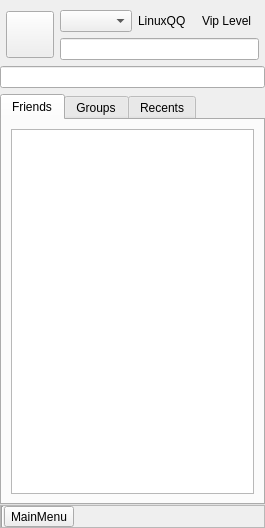
This is src/ui/mainwindow.ui in zhanlangsir/Qtqq as Qt 5 draws it before an edit. The edited form follows.
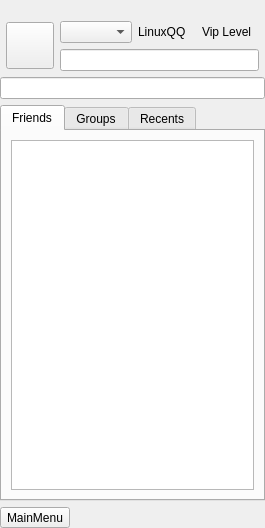
This is the edited form.

The edit to the form file:
```diff
--- a/src/ui/mainwindow.ui
+++ b/src/ui/mainwindow.ui
@@ -29,10 +29,13 @@
    <string notr="true"/>
   </property>
   <layout class="QVBoxLayout" name="verticalLayout_2">
-   <property name="spacing">
+   <property name="leftMargin">
     <number>0</number>
    </property>
-   <property name="margin">
+   <property name="rightMargin">
+    <number>0</number>
+   </property>
+   <property name="bottomMargin">
     <number>0</number>
    </property>
    <item>
@@ -209,50 +212,13 @@
     </layout>
    </item>
    <item>
-    <widget class="QFrame" name="frame_mainwin_bottom">
-     <property name="minimumSize">
-      <size>
-       <width>0</width>
-       <height>40</height>
-      </size>
-     </property>
-     <property name="frameShape">
-      <enum>QFrame::StyledPanel</enum>
-     </property>
-     <property name="frameShadow">
-      <enum>QFrame::Raised</enum>
-     </property>
-     <layout class="QVBoxLayout" name="verticalLayout_6">
-      <property name="spacing">
-       <number>0</number>
-      </property>
-      <property name="sizeConstraint">
-       <enum>QLayout::SetMinimumSize</enum>
-      </property>
-      <property name="margin">
-       <number>0</number>
-      </property>
-      <item>
-       <layout class="QHBoxLayout" name="horizontalLayout_3">
+    <layout class="QHBoxLayout" name="bottom_layout">
         <property name="spacing">
          <number>0</number>
         </property>
         <property name="sizeConstraint">
          <enum>QLayout::SetDefaultConstraint</enum>
         </property>
-        <item>
-         <widget class="Line" name="line">
-          <property name="sizePolicy">
-           <sizepolicy hsizetype="Fixed" vsizetype="Minimum">
-            <horstretch>0</horstretch>
-            <verstretch>0</verstretch>
-           </sizepolicy>
-          </property>
-          <property name="orientation">
-           <enum>Qt::Vertical</enum>
-          </property>
-         </widget>
-        </item>
         <item>
          <widget class="QToolButton" name="mainmenu_btn">
           <property name="sizePolicy">
@@ -273,7 +239,7 @@
          </widget>
         </item>
         <item>
-         <spacer name="horizontalSpacer">
+      <spacer name="horizontalSpacer_2">
           <property name="orientation">
            <enum>Qt::Horizontal</enum>
           </property>
@@ -289,9 +255,6 @@
          </spacer>
         </item>
        </layout>
-      </item>
-     </layout>
-    </widget>
    </item>
   </layout>
  </widget>
```
Lines whose indentation alone changed are shown as unchanged.
